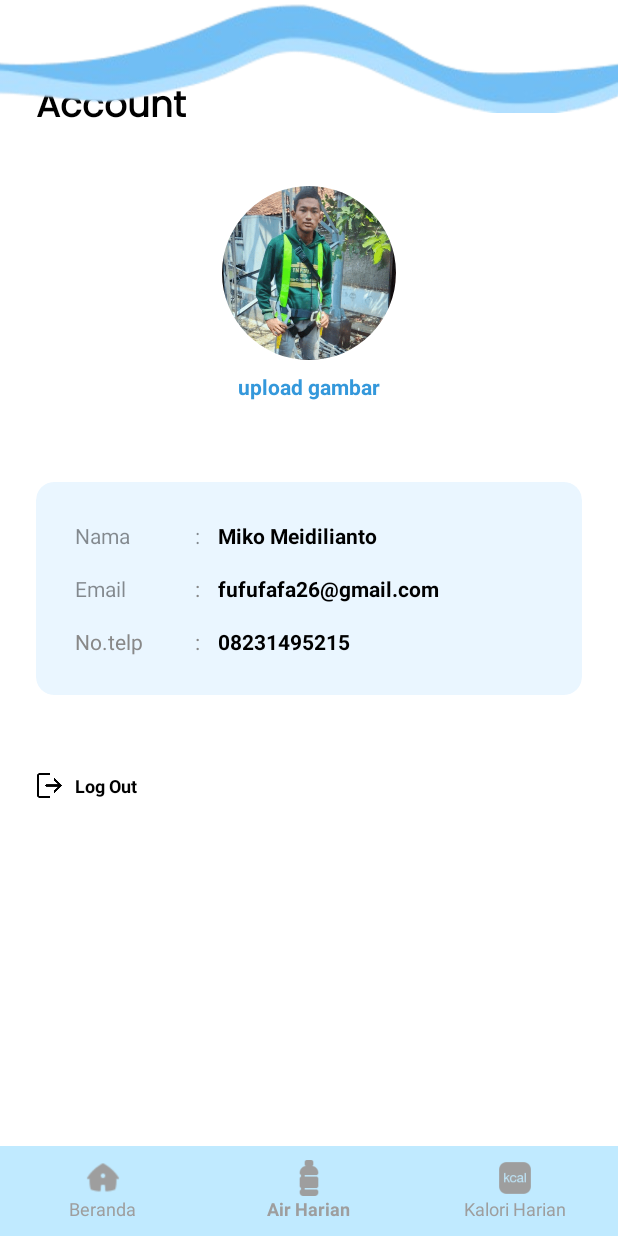
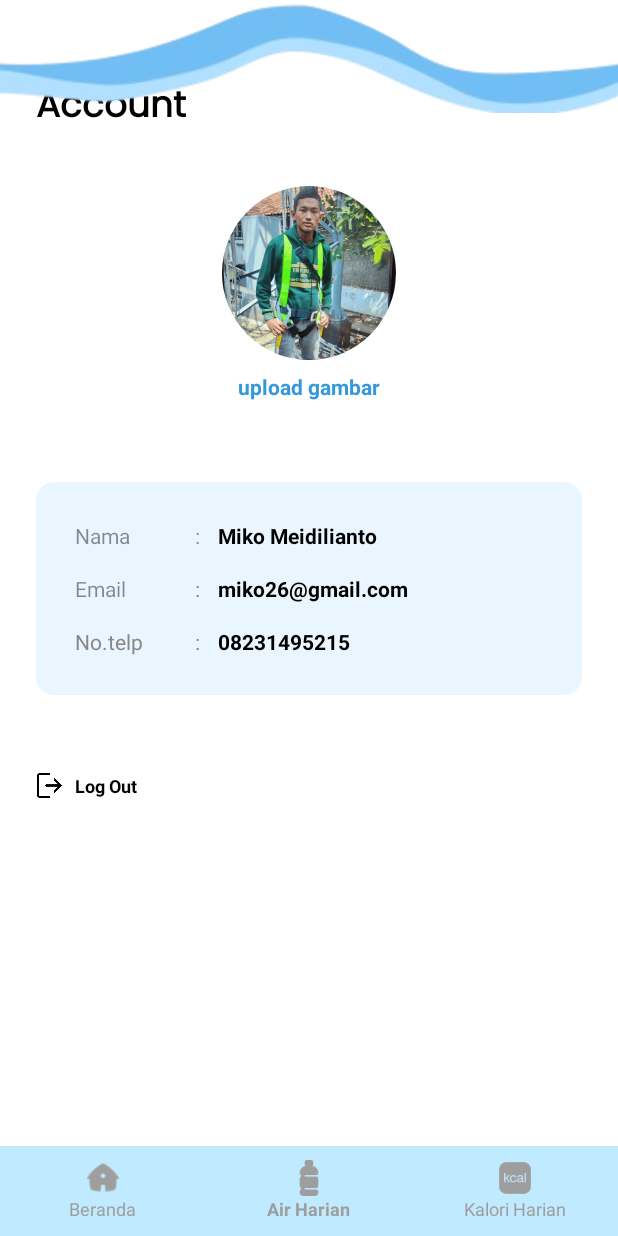
Before and after one commit to alifnrhman/sehatbersama, an Android app: the ProfileActivity screen opened directly, with no data from a screen before it, on a phone screen of 412 x 824 dp. Run offline under Robolectric (Android 15) with nearby library versions, the phone set to English and light mode, and no system bars; our stand-ins replace CircleImageView; 1 statement that could not run was skipped.

Commit message:
change icon close

```diff
--- a/app/src/main/res/layout/activity_profile.xml
+++ b/app/src/main/res/layout/activity_profile.xml
@@ -112,7 +112,7 @@
                     android:id="@+id/tv_email"
                     android:layout_width="wrap_content"
                     android:layout_height="wrap_content"
-                    android:text="fufufafa26@gmail.com"
+                    android:text="miko26@gmail.com"
                     android:textColor="@android:color/black"
                     android:textStyle="bold" />
             </LinearLayout>
--- a/app/src/main/res/layout/dialog_add_water.xml
+++ b/app/src/main/res/layout/dialog_add_water.xml
@@ -26,7 +26,7 @@
                 android:layout_marginBottom="8dp"
                 android:background="@android:color/transparent"
                 android:contentDescription="Tutup"
-                android:src="@android:drawable/ic_close"
+                android:src="@android:drawable/ic_menu_close_clear_cancel"
                 app:tint="#5DB9FF"
                 tools:ignore="TouchTargetSizeCheck" />
 
--- a/app/src/main/res/layout/dialog_remove_water.xml
+++ b/app/src/main/res/layout/dialog_remove_water.xml
@@ -26,7 +26,7 @@
                 android:layout_marginBottom="8dp"
                 android:background="@android:color/transparent"
                 android:contentDescription="Tutup"
-                android:src="@android:drawable/ic_close"
+                android:src="@android:drawable/ic_menu_close_clear_cancel"
                 app:tint="#5DB9FF"
                 tools:ignore="TouchTargetSizeCheck" />
 
```
